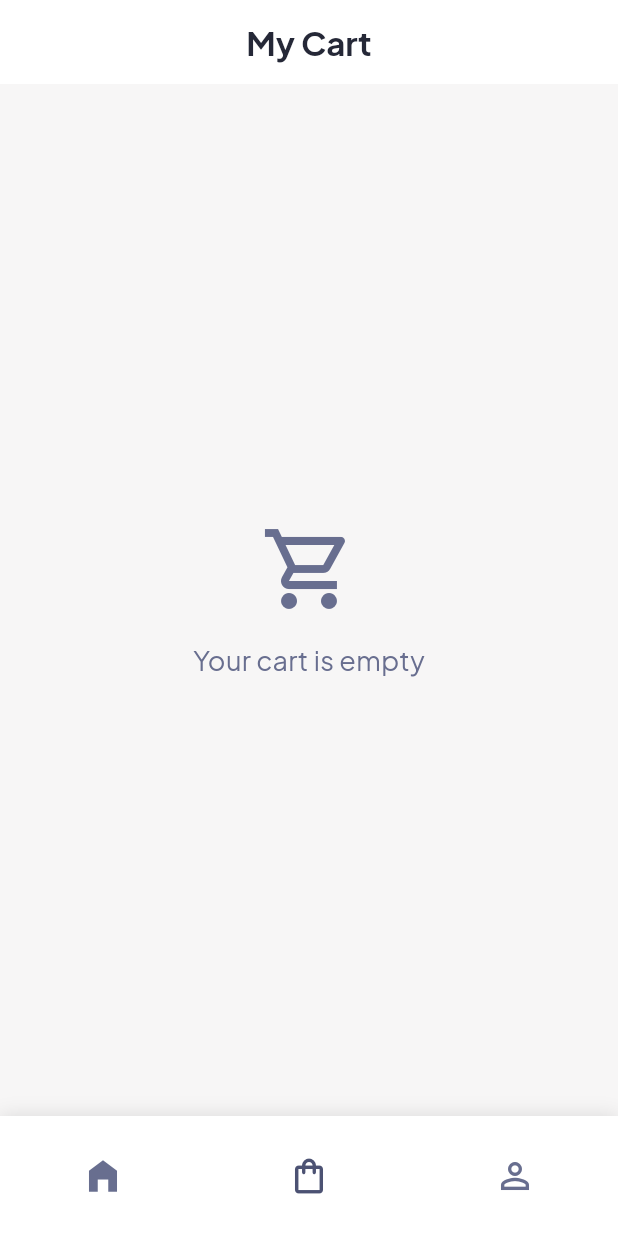
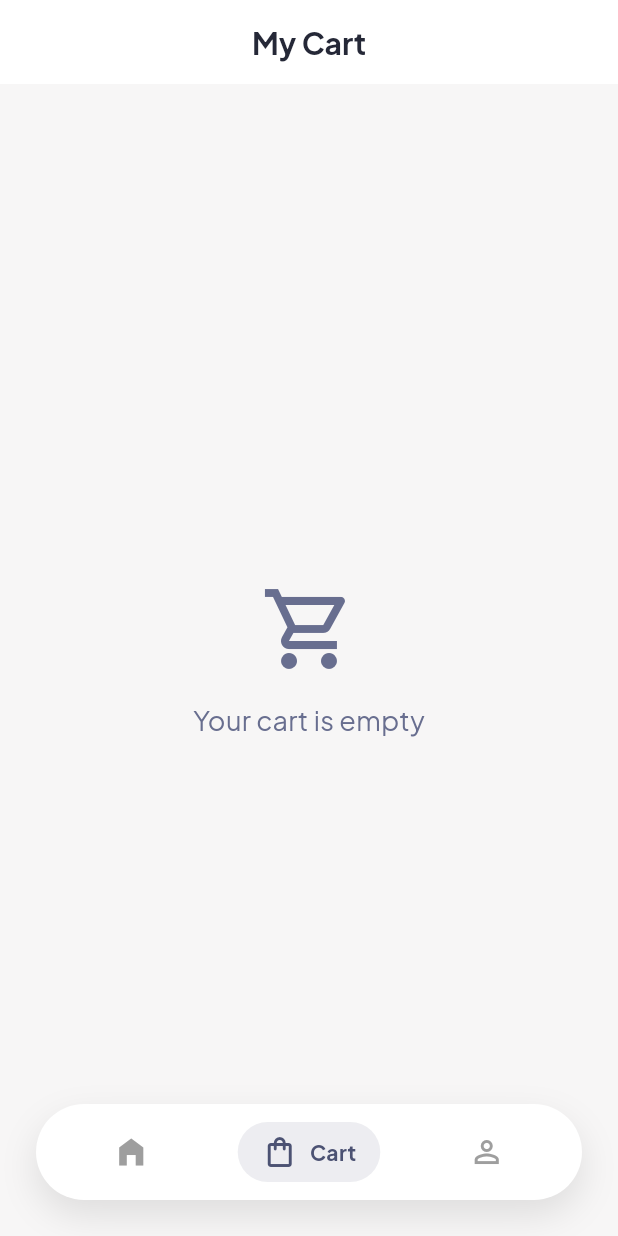
Before and after one commit to frost-guy-2006/VeGo, a Flutter app: the screen it shows once a user with an empty profile is signed in, item 2 of the bottom bar chosen, on a phone screen of 412 x 824 dp. Run offline on Flutter 3.47's test engine with Material 3 defaults, Android fonts, the phone set to English and light mode, and no system bars; drawn by our look-alikes of dynamic_color; our stand-ins replace connectivity_plus, flutter_map, google_fonts, latlong2, shared_preferences, shimmer and 2 more; accounts and stored records are empty; statements that could not run were skipped.

Commit message:
Initial Commit: FreshFlow

```diff
--- a/freshflow/lib/core/providers/theme_provider.dart
+++ b/freshflow/lib/core/providers/theme_provider.dart
@@ -0,0 +1,46 @@
+import 'package:flutter/material.dart';
+import 'package:shared_preferences/shared_preferences.dart';
+
+class ThemeProvider extends ChangeNotifier {
+  ThemeMode _themeMode = ThemeMode.system;
+  bool _isDynamicColorEnabled = false;
+
+  ThemeMode get themeMode => _themeMode;
+  bool get isDynamicColorEnabled => _isDynamicColorEnabled;
+
+  ThemeProvider() {
+    _loadFromPrefs();
+  }
+
+  Future<void> _loadFromPrefs() async {
+    final prefs = await SharedPreferences.getInstance();
+    final modeString = prefs.getString('themeMode') ?? 'system';
+    _isDynamicColorEnabled = prefs.getBool('useMaterialYou') ?? false;
+
+    if (modeString == 'light') {
+      _themeMode = ThemeMode.light;
+    } else if (modeString == 'dark') {
+      _themeMode = ThemeMode.dark;
+    } else {
+      _themeMode = ThemeMode.system;
+    }
+    notifyListeners();
+  }
+
+  Future<void> setThemeMode(ThemeMode mode) async {
+    _themeMode = mode;
+    final prefs = await SharedPreferences.getInstance();
+    String modeString = 'system';
+    if (mode == ThemeMode.light) modeString = 'light';
+    if (mode == ThemeMode.dark) modeString = 'dark';
+    await prefs.setString('themeMode', modeString);
+    notifyListeners();
+  }
+
+  Future<void> toggleDynamicColor(bool value) async {
+    _isDynamicColorEnabled = value;
+    final prefs = await SharedPreferences.getInstance();
+    await prefs.setBool('useMaterialYou', value);
+    notifyListeners();
+  }
+}
--- a/freshflow/lib/core/theme/app_theme.dart
+++ b/freshflow/lib/core/theme/app_theme.dart
@@ -3,41 +3,64 @@ import 'package:google_fonts/google_fonts.dart';
 import 'app_colors.dart';
 
 class AppTheme {
-  static ThemeData get lightTheme {
+  static ThemeData createTheme({
+    required ColorScheme? dynamicColorScheme,
+    required Brightness brightness,
+  }) {
+    // Base Colors
+    final defaultColorScheme = ColorScheme.fromSeed(
+      seedColor: AppColors.primary,
+      brightness: brightness,
+      primary: AppColors.primary,
+      secondary: AppColors.secondary,
+      surface: brightness == Brightness.light
+          ? Colors.white
+          : const Color(0xFF121212),
+    );
+
+    final scheme = dynamicColorScheme ?? defaultColorScheme;
+    final isDark = brightness == Brightness.dark;
+
     return ThemeData(
       useMaterial3: true,
-      scaffoldBackgroundColor: AppColors.background,
-      colorScheme: ColorScheme.fromSeed(
-        seedColor: AppColors.primary,
-        primary: AppColors.primary,
-        secondary: AppColors.secondary,
-        surface: Colors.white,
-      ),
-      textTheme: GoogleFonts.plusJakartaSansTextTheme().copyWith(
-        displayLarge: GoogleFonts.plusJakartaSans(
-          color: AppColors.textDark,
-          fontWeight: FontWeight.bold,
-          fontSize: 24,
-        ),
-        bodyLarge: GoogleFonts.plusJakartaSans(
-          color: AppColors.textDark,
-          fontSize: 16,
-        ),
-        labelLarge: GoogleFonts.plusJakartaSans(
-          color: AppColors.textDark,
+      brightness: brightness,
+      scaffoldBackgroundColor:
+          isDark ? const Color(0xFF121212) : AppColors.background,
+      colorScheme: scheme,
+      appBarTheme: AppBarTheme(
+        backgroundColor: isDark ? const Color(0xFF1E1E1E) : Colors.white,
+        elevation: 0,
+        iconTheme: IconThemeData(color: isDark ? Colors.white : Colors.black),
+        titleTextStyle: GoogleFonts.plusJakartaSans(
+          color: isDark ? Colors.white : AppColors.textDark,
           fontWeight: FontWeight.bold,
           fontSize: 20,
         ),
       ),
+      textTheme: GoogleFonts.plusJakartaSansTextTheme().apply(
+        bodyColor: isDark ? Colors.white : AppColors.textDark,
+        displayColor: isDark ? Colors.white : AppColors.textDark,
+      ),
       elevatedButtonTheme: ElevatedButtonThemeData(
         style: ElevatedButton.styleFrom(
-          backgroundColor: AppColors.primary,
-          foregroundColor: Colors.white,
+          backgroundColor: scheme.primary,
+          foregroundColor: scheme.onPrimary,
           shape: RoundedRectangleBorder(
             borderRadius: BorderRadius.circular(12),
           ),
         ),
       ),
+      cardTheme: CardTheme(
+        color: isDark ? const Color(0xFF1E1E1E) : Colors.white,
+        elevation: 2,
+        shape: RoundedRectangleBorder(borderRadius: BorderRadius.circular(16)),
+      ),
     );
   }
+
+  // Fallbacks
+  static ThemeData get lightTheme =>
+      createTheme(dynamicColorScheme: null, brightness: Brightness.light);
+  static ThemeData get darkTheme =>
+      createTheme(dynamicColorScheme: null, brightness: Brightness.dark);
 }
--- a/freshflow/lib/features/cart/screens/cart_screen.dart
+++ b/freshflow/lib/features/cart/screens/cart_screen.dart
@@ -65,11 +65,12 @@ class CartScreen extends StatelessWidget {
                       return SmartSwapWidget(onSwap: () {
                         // Mock Swap Logic: In real app, replace item.
                         // For now, show a snackbar.
-                        ScaffoldMessenger.of(context).showSnackBar(SnackBar(
+                        ScaffoldMessenger.of(context)
+                            .showSnackBar(const SnackBar(
                           content: Text('Swapped! You saved ₹20.'),
                           backgroundColor: Colors.green,
                           behavior: SnackBarBehavior.floating,
-                          margin: const EdgeInsets.all(20),
+                          margin: EdgeInsets.all(20),
                         ));
                       });
                     }
--- a/freshflow/lib/features/cart/widgets/cart_hero_widgets.dart
+++ b/freshflow/lib/features/cart/widgets/cart_hero_widgets.dart
@@ -86,7 +86,7 @@ class FreeDeliveryProgressBar extends StatelessWidget {
                 ),
               ),
               if (isUnlocked)
-                Text(
+                const Text(
                   '🎉',
                   style: TextStyle(fontSize: 24),
                 ),
--- a/freshflow/lib/features/home/screens/home_screen.dart
+++ b/freshflow/lib/features/home/screens/home_screen.dart
@@ -13,6 +13,7 @@ import 'package:freshflow/features/home/widgets/price_comparison_card.dart';
 import 'package:freshflow/features/home/widgets/rain_mode_overlay.dart';
 import 'package:google_fonts/google_fonts.dart';
 import 'package:flutter_staggered_grid_view/flutter_staggered_grid_view.dart';
+import 'package:freshflow/features/home/widgets/floating_bottom_nav_bar.dart';
 
 import 'package:freshflow/core/services/notification_simulation_service.dart';
 
@@ -96,51 +97,29 @@ class _HomeScreenState extends State<HomeScreen> {
               ),
             ),
 
-          // Show floating cart bar only on Home tab (index 0)
+          // Floating Bottom Nav Bar
+          Positioned(
+            bottom: 0,
+            left: 0,
+            right: 0,
+            child: FloatingBottomNavBar(
+              currentIndex: _currentIndex,
+              onTap: (index) => setState(() => _currentIndex = index),
+            ),
+          ),
+
+          // Floating Cart Bar (Adjusted Position)
           if (_currentIndex == 0)
             const Positioned(
-              bottom: 16,
+              bottom: 100, // Above Nav Bar
               left: 0,
               right: 0,
               child: FloatingCartBar(),
             ),
         ],
       ),
-      bottomNavigationBar: Container(
-        height: 80,
-        decoration: const BoxDecoration(
-          color: Colors.white,
-          boxShadow: [BoxShadow(color: Colors.black12, blurRadius: 10)],
-        ),
-        child: Row(
-          mainAxisAlignment: MainAxisAlignment.spaceAround,
-          children: [
-            _buildNavItem(Icons.home_filled, 0),
-            _buildNavItem(Icons.shopping_bag_outlined, 1),
-            _buildNavItem(Icons.person_outline, 2),
-          ],
-        ),
-      ),
     );
   }
-
-  Widget _buildNavItem(IconData icon, int index) {
-    // Consumer to show badge on Cart Icon if needed, but we have floating bar now
-    final isSelected = _currentIndex == index;
-    return IconButton(
-      icon: Icon(
-        icon,
-        color: isSelected ? AppColors.primary : AppColors.secondary,
-        size: 28,
-      ),
-      onPressed: () {
-        setState(() {
-          _currentIndex = index;
-        });
-      },
-    );
-  }
-}
 
 class HomeContent extends StatelessWidget {
   const HomeContent({super.key});
--- /dev/null
+++ b/freshflow/lib/features/home/widgets/floating_bottom_nav_bar.dart
@@ -0,0 +1,83 @@
+import 'package:flutter/material.dart';
+import 'package:google_fonts/google_fonts.dart';
+
+class FloatingBottomNavBar extends StatelessWidget {
+  final int currentIndex;
+  final Function(int) onTap;
+
+  const FloatingBottomNavBar({
+    super.key,
+    required this.currentIndex,
+    required this.onTap,
+  });
+
+  @override
+  Widget build(BuildContext context) {
+    return Container(
+      margin: const EdgeInsets.symmetric(horizontal: 24, vertical: 24),
+      padding: const EdgeInsets.symmetric(horizontal: 16, vertical: 12),
+      decoration: BoxDecoration(
+        color: Colors.white,
+        borderRadius: BorderRadius.circular(32),
+        boxShadow: [
+          BoxShadow(
+            color: Colors.black.withOpacity(0.1),
+            blurRadius: 20,
+            offset: const Offset(0, 10),
+          ),
+        ],
+      ),
+      child: Row(
+        mainAxisAlignment: MainAxisAlignment.spaceAround,
+        children: [
+          _buildNavItem(context, Icons.home_filled, 'Home', 0),
+          _buildNavItem(context, Icons.shopping_bag_outlined, 'Cart', 1),
+          _buildNavItem(context, Icons.person_outline, 'Profile', 2),
+        ],
+      ),
+    );
+  }
+
+  Widget _buildNavItem(
+      BuildContext context, IconData icon, String label, int index) {
+    final isSelected = currentIndex == index;
+    final theme = Theme.of(context);
+
+    // Using green for active state as per "Capsule" concept and brand color
+    // If dynamic color is on, use primary.
+    final activeColor = theme.colorScheme.primary;
+
+    return GestureDetector(
+      onTap: () => onTap(index),
+      child: AnimatedContainer(
+        duration: const Duration(milliseconds: 200),
+        padding:
+            EdgeInsets.symmetric(horizontal: isSelected ? 16 : 12, vertical: 8),
+        decoration: BoxDecoration(
+          color: isSelected ? activeColor.withOpacity(0.1) : Colors.transparent,
+          borderRadius: BorderRadius.circular(24),
+        ),
+        child: Row(
+          children: [
+            Icon(
+              icon,
+              color: isSelected ? activeColor : Colors.grey,
+              size: 24,
+            ),
+            if (isSelected) ...[
+              const SizedBox(width: 8),
+              Text(
+                label,
+                style: GoogleFonts.plusJakartaSans(
+                  fontWeight: FontWeight.bold,
+                  color: activeColor,
+                  fontSize: 14,
+                ),
+              ),
+            ],
+          ],
+        ),
+      ),
+    );
+  }
+}
--- a/freshflow/lib/features/tracking/screens/tracking_screen.dart
+++ b/freshflow/lib/features/tracking/screens/tracking_screen.dart
@@ -30,7 +30,7 @@ class _TrackingScreenState extends State<TrackingScreen>
   AnimationController? _animController;
   int _currentPointIndex = 0;
   String _eta = "Calculating...";
-  double _riderRotation = 0.0;
+  final double _riderRotation = 0.0;
 
   // Undo Logic
   int _undoSeconds = 60;
@@ -305,7 +305,7 @@ class _TrackingScreenState extends State<TrackingScreen>
               child: Center(
                 child: Container(
                   margin: const EdgeInsets.symmetric(horizontal: 20),
-                  decoration: BoxDecoration(boxShadow: [
+                  decoration: const BoxDecoration(boxShadow: [
                     BoxShadow(
                         color: Colors.black26,
                         blurRadius: 10,
--- a/freshflow/lib/features/tracking/widgets/granular_timeline_widget.dart
+++ b/freshflow/lib/features/tracking/widgets/granular_timeline_widget.dart
@@ -135,8 +135,9 @@ class _GranularTimelineWidgetState extends State<GranularTimelineWidget> {
   Widget _buildStep(int stepIndex, String title,
       {String? subtext, required bool isCompleted, required bool isCurrent}) {
     Color color = isCompleted ? AppColors.primary : Colors.grey[300]!;
-    if (isCurrent && _currentStep < 3)
+    if (isCurrent && _currentStep < 3) {
       color = Colors.orange; // Highlight active processing step
+    }
 
     return Row(
       children: [
--- a/freshflow/lib/main.dart
+++ b/freshflow/lib/main.dart
@@ -1,8 +1,10 @@
 import 'package:flutter/material.dart';
 import 'package:freshflow/core/constants/env.dart';
 import 'package:freshflow/core/providers/auth_provider.dart';
+import 'package:freshflow/core/providers/theme_provider.dart';
 import 'package:freshflow/features/auth/screens/login_screen.dart';
 import 'package:provider/provider.dart';
+import 'package:dynamic_color/dynamic_color.dart';
 import 'core/theme/app_theme.dart';
 import 'core/providers/cart_provider.dart';
 import 'features/home/screens/home_screen.dart';
@@ -29,10 +31,27 @@ class FreshFlowApp extends StatelessWidget {
       providers: [
         ChangeNotifierProvider(create: (_) => AuthProvider()),
         ChangeNotifierProvider(create: (_) => CartProvider()),
+        ChangeNotifierProvider(create: (_) => ThemeProvider()),
       ],
-      child: MaterialApp(
+      child: DynamicColorBuilder(
+        builder: (lightDynamic, darkDynamic) {
+          return Consumer<ThemeProvider>(
+            builder: (context, themeProvider, _) {
+              // Decide ColorScheme
+              final lightScheme =
+                  themeProvider.isDynamicColorEnabled ? lightDynamic : null;
+              final darkScheme =
+                  themeProvider.isDynamicColorEnabled ? darkDynamic : null;
+
+              return MaterialApp(
                 title: 'FreshFlow',
-        theme: AppTheme.lightTheme,
+                theme: AppTheme.createTheme(
+                    dynamicColorScheme: lightScheme,
+                    brightness: Brightness.light),
+                darkTheme: AppTheme.createTheme(
+                    dynamicColorScheme: darkScheme,
+                    brightness: Brightness.dark),
+                themeMode: themeProvider.themeMode,
                 debugShowCheckedModeBanner: false,
                 builder: (context, child) {
                   return Stack(
@@ -42,7 +61,8 @@ class FreshFlowApp extends StatelessWidget {
                         stream: Connectivity().onConnectivityChanged,
                         builder: (context, snapshot) {
                           final isOffline = snapshot.hasData &&
-                      (snapshot.data!.contains(ConnectivityResult.none) ||
+                              (snapshot.data!
+                                      .contains(ConnectivityResult.none) ||
                                   snapshot.data!.isEmpty);
 
                           if (isOffline) {
@@ -82,6 +102,10 @@ class FreshFlowApp extends StatelessWidget {
                         : const LoginScreen();
                   },
                 ),
+              );
+            },
+          );
+        },
       ),
     );
   }
```
Lines whose indentation alone changed are shown as unchanged.
